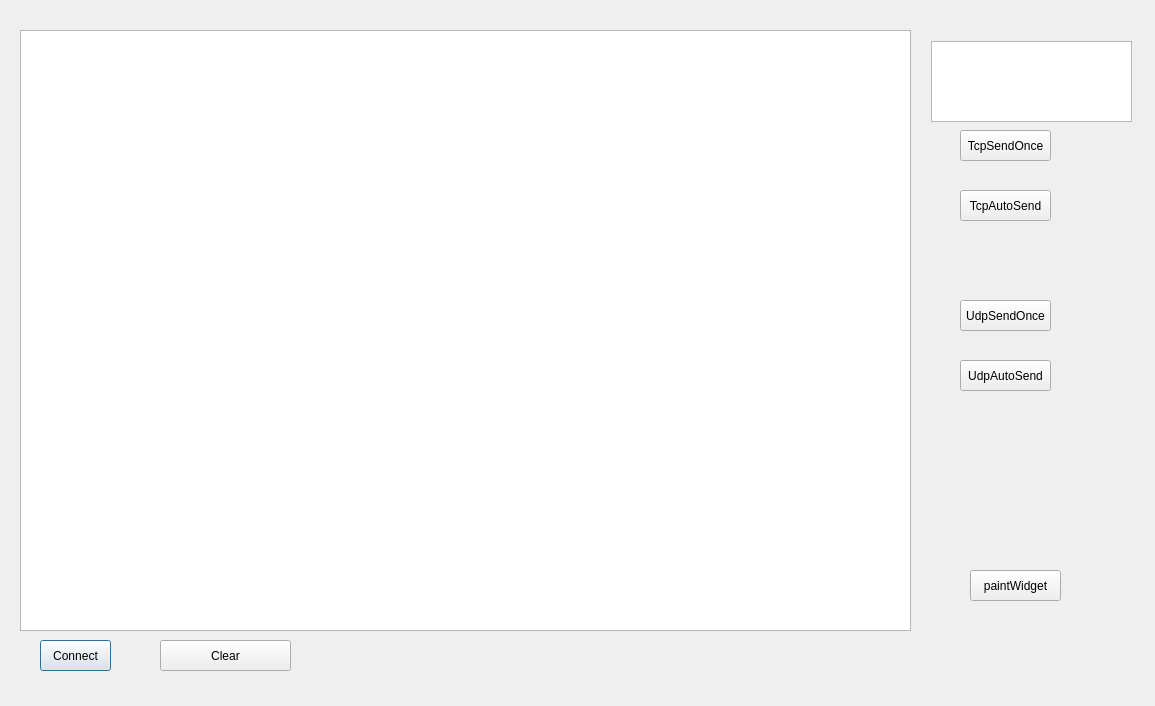
Qt form networkmaster.ui (ett-baibai/mster) before a commit.
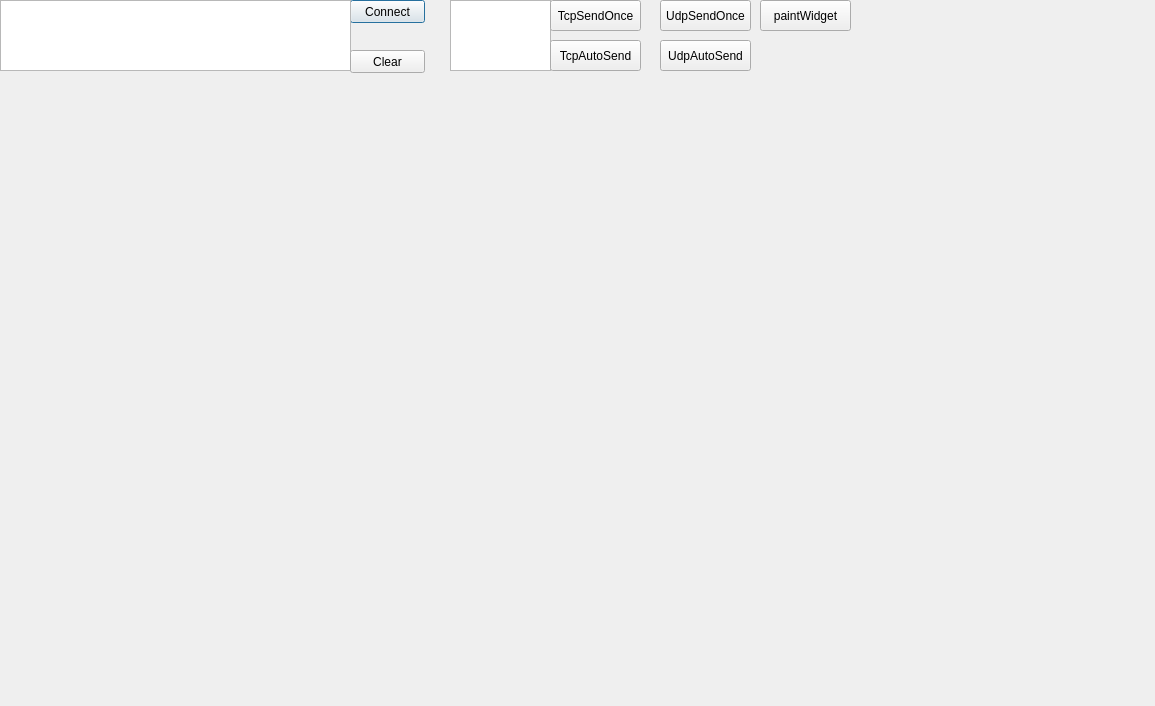
The same form after that commit.

Patch:
```diff
--- a/networkmaster.ui
+++ b/networkmaster.ui
@@ -16,10 +16,10 @@
   <widget class="QPushButton" name="ConnectBtn">
    <property name="geometry">
     <rect>
-     <x>40</x>
-     <y>640</y>
-     <width>71</width>
-     <height>31</height>
+     <x>350</x>
+     <y>0</y>
+     <width>75</width>
+     <height>23</height>
     </rect>
    </property>
    <property name="text">
@@ -29,18 +29,18 @@
   <widget class="QTextEdit" name="SendMsgEdit">
    <property name="geometry">
     <rect>
-     <x>931</x>
-     <y>41</y>
-     <width>201</width>
-     <height>81</height>
+     <x>450</x>
+     <y>0</y>
+     <width>101</width>
+     <height>71</height>
     </rect>
    </property>
   </widget>
   <widget class="QPushButton" name="TcpSendOnceBtn">
    <property name="geometry">
     <rect>
-     <x>960</x>
-     <y>130</y>
+     <x>550</x>
+     <y>0</y>
      <width>91</width>
      <height>31</height>
     </rect>
@@ -52,18 +52,18 @@
   <widget class="QListWidget" name="MessageList">
    <property name="geometry">
     <rect>
-     <x>20</x>
-     <y>30</y>
-     <width>891</width>
-     <height>601</height>
+     <x>0</x>
+     <y>0</y>
+     <width>351</width>
+     <height>71</height>
     </rect>
    </property>
   </widget>
   <widget class="QPushButton" name="UdpSendOnceBtn">
    <property name="geometry">
     <rect>
-     <x>960</x>
-     <y>300</y>
+     <x>660</x>
+     <y>0</y>
      <width>91</width>
      <height>31</height>
     </rect>
@@ -75,8 +75,8 @@
   <widget class="QPushButton" name="UdpAutoSendBtn">
    <property name="geometry">
     <rect>
-     <x>960</x>
-     <y>360</y>
+     <x>660</x>
+     <y>40</y>
      <width>91</width>
      <height>31</height>
     </rect>
@@ -85,24 +85,11 @@
     <string>UdpAutoSend</string>
    </property>
   </widget>
-  <widget class="QPushButton" name="ClearBtn">
-   <property name="geometry">
-    <rect>
-     <x>160</x>
-     <y>640</y>
-     <width>131</width>
-     <height>31</height>
-    </rect>
-   </property>
-   <property name="text">
-    <string>Clear</string>
-   </property>
-  </widget>
   <widget class="QPushButton" name="TcpAutoSendBtn">
    <property name="geometry">
     <rect>
-     <x>960</x>
-     <y>190</y>
+     <x>550</x>
+     <y>40</y>
      <width>91</width>
      <height>31</height>
     </rect>
@@ -114,8 +101,8 @@
   <widget class="QPushButton" name="paintWidgetBtn">
    <property name="geometry">
     <rect>
-     <x>970</x>
-     <y>570</y>
+     <x>760</x>
+     <y>0</y>
      <width>91</width>
      <height>31</height>
     </rect>
@@ -124,6 +111,19 @@
     <string>paintWidget</string>
    </property>
   </widget>
+  <widget class="QPushButton" name="ClearBtn">
+   <property name="geometry">
+    <rect>
+     <x>350</x>
+     <y>50</y>
+     <width>75</width>
+     <height>23</height>
+    </rect>
+   </property>
+   <property name="text">
+    <string>Clear</string>
+   </property>
+  </widget>
  </widget>
  <resources/>
  <connections/>
```
